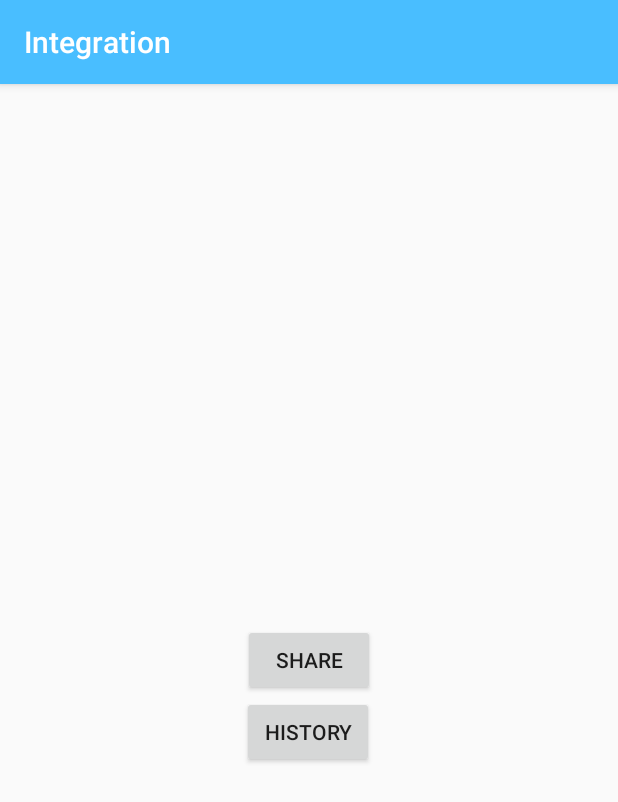
After one commit to ucsb-cs48-w20/gauchoshare, an Android app: the DirectionActivity screen opened directly, with no data from a screen before it, on a phone screen of 412 x 824 dp. The commit adds this screen. Shown: the top 802 px of the screen. Run offline under Robolectric (Android 15) with nearby library versions, the phone set to English and light mode, and no system bars.

Commit message:
user history works

```diff
--- a/app/build.gradle
+++ b/app/build.gradle
@@ -65,4 +65,5 @@ dependencies {
     implementation "androidx.recyclerview:recyclerview:1.1.0"
     implementation "androidx.cardview:cardview:1.0.0"
     implementation 'com.squareup.picasso:picasso:2.5.2'
+    implementation 'com.android.support.constraint:constraint-layout:1.1.3'
 }
--- a/app/src/main/AndroidManifest.xml
+++ b/app/src/main/AndroidManifest.xml
@@ -13,7 +13,9 @@
         android:roundIcon="@mipmap/ic_launcher_round"
         android:supportsRtl="true"
         android:theme="@style/AppTheme">
-        <activity android:name=".MainPage.Listing.CreateListingActivity"></activity>
+        <activity android:name=".MainPage.Listing.UserhisActivity"></activity>
+        <activity android:name=".MainPage.Listing.DirectionActivity" />
+        <activity android:name=".MainPage.Listing.CreateListingActivity" />
         <activity android:name=".MainPage.Message.MessagePersonActivity" />
         <activity android:name=".MainPage.Profile.SetupActivity" />
         <activity android:name=".MainPage.Share.ListHistory" />
--- a/app/src/main/java/com/ucsb/integration/MainActivity.java
+++ b/app/src/main/java/com/ucsb/integration/MainActivity.java
@@ -15,7 +15,7 @@ import com.google.firebase.database.DatabaseReference;
 import com.google.firebase.database.FirebaseDatabase;
 import com.google.firebase.database.ValueEventListener;
 import com.ucsb.integration.MainPage.Find.FindActivity;
-import com.ucsb.integration.MainPage.Listing.CreateListingActivity;
+import com.ucsb.integration.MainPage.Listing.DirectionActivity;
 import com.ucsb.integration.MainPage.Message.MessageActivity;
 import com.ucsb.integration.MainPage.Profile.ProfileActivity;
 import com.ucsb.integration.MainPage.Profile.SetupActivity;
@@ -53,7 +53,7 @@ public class MainActivity extends AppCompatActivity {
         share.setOnClickListener(new View.OnClickListener() {
             @Override
             public void onClick(View v) {
-                startActivity(new Intent(MainActivity.this, CreateListingActivity.class));
+                startActivity(new Intent(MainActivity.this, DirectionActivity.class));
             }
         });
 
--- /dev/null
+++ b/app/src/main/java/com/ucsb/integration/MainPage/Listing/DirectionActivity.java
@@ -0,0 +1,39 @@
+package com.ucsb.integration.MainPage.Listing;
+
+import androidx.appcompat.app.AppCompatActivity;
+
+import android.content.Intent;
+import android.os.Bundle;
+import android.view.View;
+import android.widget.Button;
+
+import com.ucsb.integration.MainPage.Share.ShareActivity;
+import com.ucsb.integration.MainPage.ShowList.ShowList;
+import com.ucsb.integration.R;
+
+public class DirectionActivity extends AppCompatActivity {
+
+    Button sItem;
+    Button sHistory;
+    @Override
+    protected void onCreate(Bundle savedInstanceState) {
+        super.onCreate(savedInstanceState);
+        setContentView(R.layout.activity_direction);
+
+        sItem = (Button)findViewById(R.id.button);
+        sHistory = (Button)findViewById(R.id.button2);
+        sItem.setOnClickListener(new View.OnClickListener() {
+            @Override
+            public void onClick(View v) {
+                startActivity(new Intent(DirectionActivity.this, CreateListingActivity.class));
+            }
+        });
+        sHistory.setOnClickListener(new View.OnClickListener() {
+                                        @Override
+                                        public void onClick(View v) {
+                                            startActivity(new Intent(DirectionActivity.this, UserhisActivity.class));
+                                        }
+                                    }
+        );
+    }
+}
--- /dev/null
+++ b/app/src/main/res/layout/activity_direction.xml
@@ -0,0 +1,32 @@
+<?xml version="1.0" encoding="utf-8"?>
+<androidx.constraintlayout.widget.ConstraintLayout xmlns:android="http://schemas.android.com/apk/res/android"
+    xmlns:app="http://schemas.android.com/apk/res-auto"
+    xmlns:tools="http://schemas.android.com/tools"
+    android:layout_width="match_parent"
+    android:layout_height="match_parent"
+    tools:context=".MainPage.Listing.DirectionActivity">
+
+    <Button
+        android:id="@+id/button"
+        android:layout_width="wrap_content"
+        android:layout_height="wrap_content"
+
+        android:text="Share"
+
+        app:layout_constraintBottom_toBottomOf="parent"
+        app:layout_constraintEnd_toEndOf="parent"
+        app:layout_constraintStart_toStartOf="parent"
+        app:layout_constraintTop_toTopOf="parent" />
+
+    <Button
+        android:id="@+id/button2"
+        android:layout_width="wrap_content"
+        android:layout_height="wrap_content"
+        android:text="History"
+        app:layout_constraintBottom_toBottomOf="parent"
+        app:layout_constraintEnd_toEndOf="parent"
+        app:layout_constraintHorizontal_bias="0.498"
+        app:layout_constraintStart_toStartOf="parent"
+        app:layout_constraintTop_toBottomOf="@+id/button"
+        app:layout_constraintVertical_bias="0.0" />
+</androidx.constraintlayout.widget.ConstraintLayout>
```
Also changed, not shown: app/src/main/java/com/ucsb/integration/MainPage/Listing/FDHelper.java (added, +67 -0 lines), app/src/main/java/com/ucsb/integration/MainPage/Listing/Product.java (added, +70 -0 lines), app/src/main/java/com/ucsb/integration/MainPage/Listing/RecyclerView_Config.java (added, +73 -0 lines), app/src/main/java/com/ucsb/integration/MainPage/Listing/UserhisActivity.java (added, +44 -0 lines), app/src/main/res/layout/activity_userhis.xml (added, +17 -0 lines), app/src/main/res/layout/custom_item.xml (added, +34 -0 lines).
